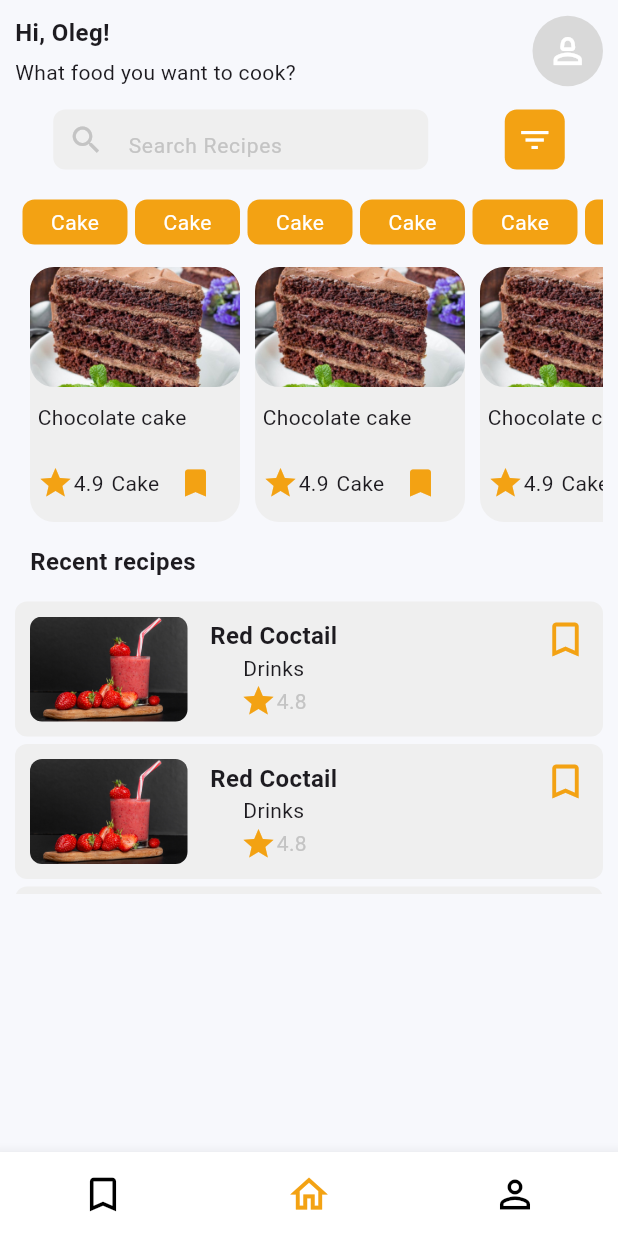
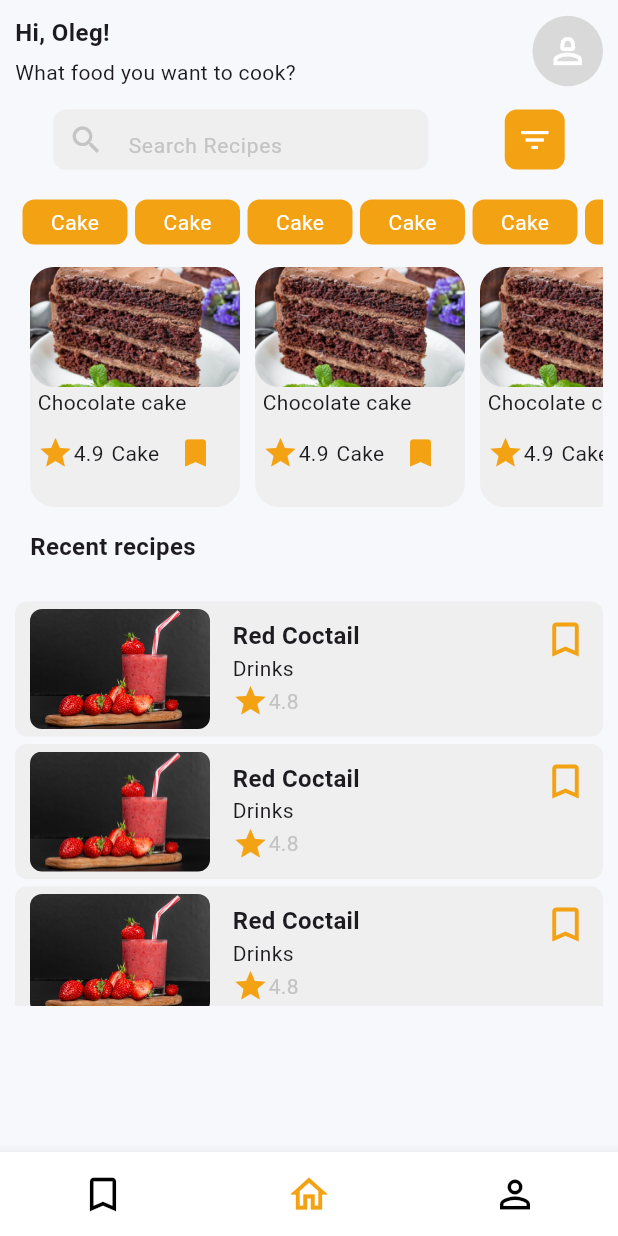
Before and after one commit to PiuPauxD/recipe_application, a Flutter app: the screen it shows after launch, on a phone screen of 412 x 824 dp. Run offline on Flutter 3.47's test engine with Material 3 defaults, Android fonts, the phone set to English and light mode, and no system bars; drawn by our look-alikes of custom_navigation_bar.

```diff
--- a/lib/screens/home_screen.dart
+++ b/lib/screens/home_screen.dart
@@ -111,7 +111,7 @@ class _HomeScreenState extends State<HomeScreen> {
               Padding(
                 padding: const EdgeInsets.only(top: 15),
                 child: SizedBox(
-                  height: 170,
+                  height: 160,
                   width: 140,
                   child: ListView.builder(
                     shrinkWrap: true,
@@ -140,9 +140,9 @@ class _HomeScreenState extends State<HomeScreen> {
                 ),
               ),
               Padding(
-                padding: const EdgeInsets.only(top: 10),
+                padding: const EdgeInsets.only(top: 20),
                 child: SizedBox(
-                  height: 200,
+                  height: MediaQuery.of(context).size.height / 3,
                   width: 140,
                   child: ListView.builder(
                     shrinkWrap: true,
--- a/lib/widgets/category_tile.dart
+++ b/lib/widgets/category_tile.dart
@@ -18,7 +18,7 @@ class CategoryTile extends StatelessWidget {
       padding: const EdgeInsets.only(left: 10),
       child: Container(
         width: 140,
-        height: 170,
+        height: 160,
         decoration: BoxDecoration(
           borderRadius: BorderRadius.circular(16),
           color: searcContainer,
@@ -40,7 +40,7 @@ class CategoryTile extends StatelessWidget {
               ),
             ),
             Padding(
-              padding: const EdgeInsets.symmetric(vertical: 10, horizontal: 5),
+              padding: const EdgeInsets.symmetric(horizontal: 5),
               child: Align(
                 alignment: Alignment.centerLeft,
                 child: Text(
--- a/lib/widgets/recent_recipe_tile.dart
+++ b/lib/widgets/recent_recipe_tile.dart
@@ -30,7 +30,7 @@ class RecentRecipe extends StatelessWidget {
               children: [
                 Padding(
                   padding:
-                      const EdgeInsets.symmetric(vertical: 10, horizontal: 10),
+                      const EdgeInsets.symmetric(vertical: 5, horizontal: 10),
                   child: ClipRRect(
                     borderRadius: BorderRadius.circular(8),
                     child: Image.asset(
@@ -43,6 +43,7 @@ class RecentRecipe extends StatelessWidget {
                   padding: const EdgeInsets.only(left: 5),
                   child: Column(
                     mainAxisAlignment: MainAxisAlignment.center,
+                    crossAxisAlignment: CrossAxisAlignment.start,
                     children: [
                       Text(
                         recipeName,
```
Also changed, not shown: lib/screens/detail_screen.dart (added, +19 -0 lines), lib/screens/saved_screen.dart (+82 -1 lines), lib/screens/steps_screen.dart (added, +19 -0 lines).
